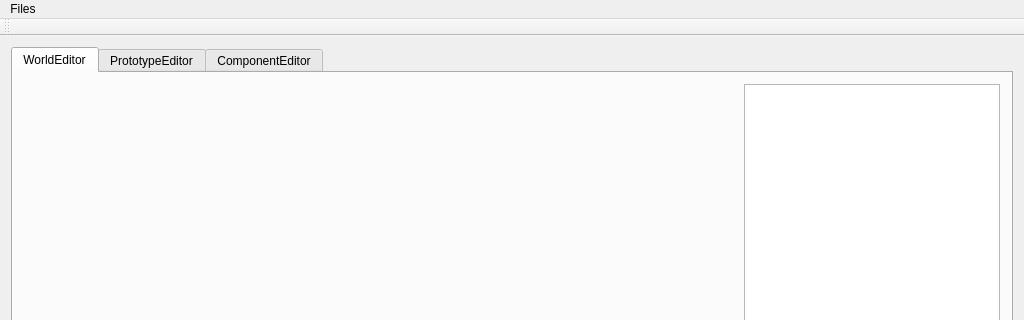
First picture: the form in src/Editor/BoltQtMainWindows/BoltEditor.ui, repository FcTD4mN/Bolt, before the edit; both pictures show x 0 to 1024 and y 0 to 320 of the 1024 by 798 pixel window.
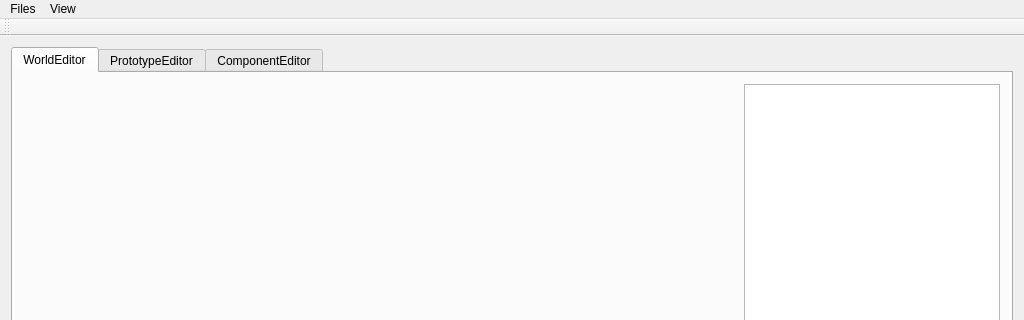
Second picture: the form after the edit. Custom widgets are drawn as their Qt base class.

Diff of the .ui file:
```diff
--- a/src/Editor/BoltQtMainWindows/BoltEditor.ui
+++ b/src/Editor/BoltQtMainWindows/BoltEditor.ui
@@ -114,7 +114,14 @@
     <addaction name="separator"/>
     <addaction name="actionExit"/>
    </widget>
+   <widget class="QMenu" name="menuView">
+    <property name="title">
+     <string>View</string>
+    </property>
+    <addaction name="actionToogle_Grid"/>
+   </widget>
    <addaction name="menuFiles"/>
+   <addaction name="menuView"/>
   </widget>
   <widget class="QToolBar" name="mainToolBar">
    <attribute name="toolBarArea">
```
Left out of the diff: 5 changed lines with no effect on the pictures.
